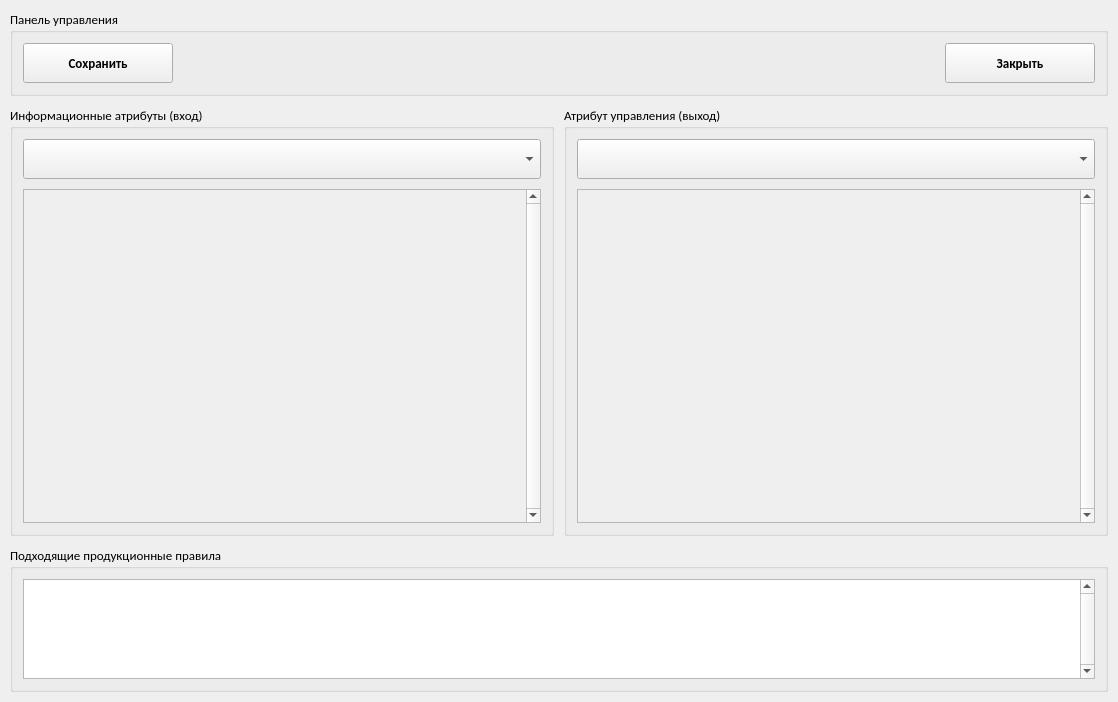
The window that ui/controller_window.ui (WeeIIer/knowledge_representation-lab_2) describes before a commit, drawn with Qt 5.
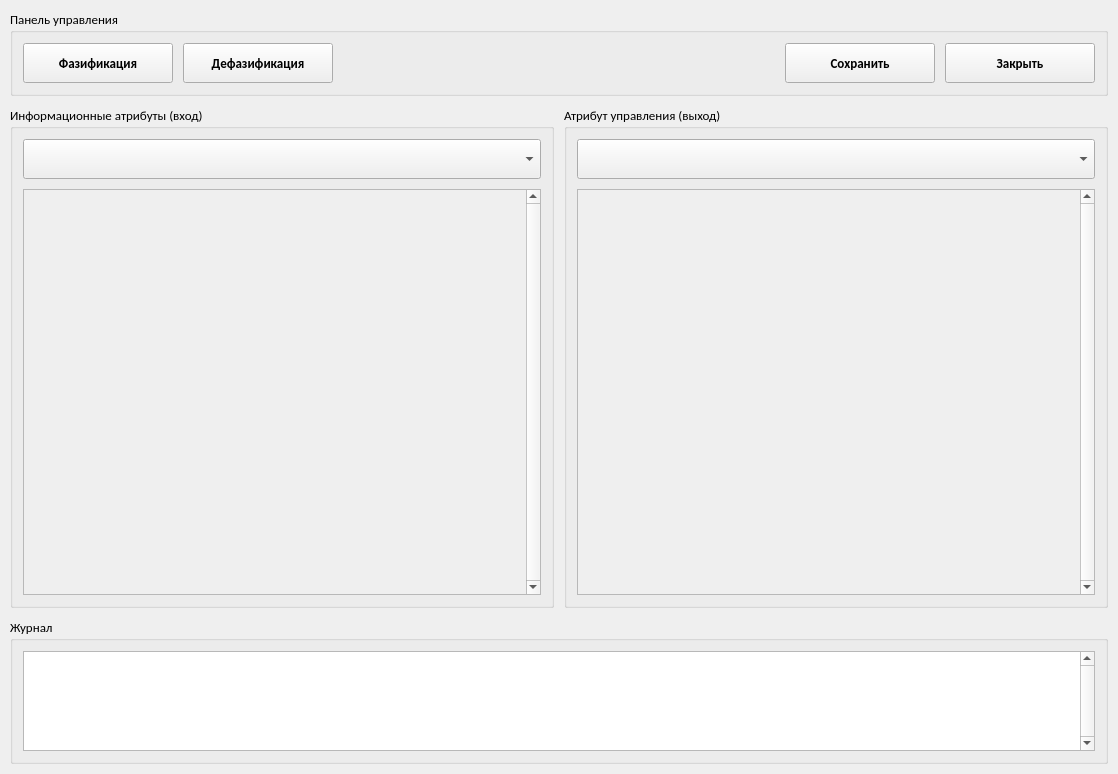
The same window after the commit.

Commit message: feat: Реализовать журнал (класс) для вывода оповещений об изменении НР

The edit to the form file:
```diff
--- a/ui/controller_window.ui
+++ b/ui/controller_window.ui
@@ -7,7 +7,7 @@
     <x>0</x>
     <y>0</y>
     <width>1118</width>
-    <height>702</height>
+    <height>774</height>
    </rect>
   </property>
   <property name="sizePolicy">
@@ -87,7 +87,7 @@
        <number>10</number>
       </property>
       <item>
-       <widget class="QPushButton" name="button_save">
+       <widget class="QPushButton" name="button_fuzzy">
         <property name="sizePolicy">
          <sizepolicy hsizetype="Minimum" vsizetype="Fixed">
           <horstretch>0</horstretch>
@@ -110,7 +110,41 @@
          <cursorShape>PointingHandCursor</cursorShape>
         </property>
         <property name="text">
-         <string>Сохранить</string>
+         <string>Фазификация</string>
+        </property>
+        <property name="iconSize">
+         <size>
+          <width>24</width>
+          <height>24</height>
+         </size>
+        </property>
+       </widget>
+      </item>
+      <item>
+       <widget class="QPushButton" name="button_defuzzy">
+        <property name="sizePolicy">
+         <sizepolicy hsizetype="Minimum" vsizetype="Fixed">
+          <horstretch>0</horstretch>
+          <verstretch>0</verstretch>
+         </sizepolicy>
+        </property>
+        <property name="minimumSize">
+         <size>
+          <width>150</width>
+          <height>40</height>
+         </size>
+        </property>
+        <property name="font">
+         <font>
+          <weight>75</weight>
+          <bold>true</bold>
+         </font>
+        </property>
+        <property name="cursor">
+         <cursorShape>PointingHandCursor</cursorShape>
+        </property>
+        <property name="text">
+         <string>Дефазификация</string>
         </property>
         <property name="iconSize">
          <size>
@@ -133,6 +167,40 @@
         </property>
        </spacer>
       </item>
+      <item>
+       <widget class="QPushButton" name="button_save">
+        <property name="sizePolicy">
+         <sizepolicy hsizetype="Minimum" vsizetype="Fixed">
+          <horstretch>0</horstretch>
+          <verstretch>0</verstretch>
+         </sizepolicy>
+        </property>
+        <property name="minimumSize">
+         <size>
+          <width>150</width>
+          <height>40</height>
+         </size>
+        </property>
+        <property name="font">
+         <font>
+          <weight>75</weight>
+          <bold>true</bold>
+         </font>
+        </property>
+        <property name="cursor">
+         <cursorShape>PointingHandCursor</cursorShape>
+        </property>
+        <property name="text">
+         <string>Сохранить</string>
+        </property>
+        <property name="iconSize">
+         <size>
+          <width>24</width>
+          <height>24</height>
+         </size>
+        </property>
+       </widget>
+      </item>
       <item>
        <widget class="QPushButton" name="button_exit">
         <property name="sizePolicy">
@@ -262,7 +330,7 @@
              <x>0</x>
              <y>0</y>
              <width>502</width>
-             <height>357</height>
+             <height>429</height>
             </rect>
            </property>
            <property name="autoFillBackground">
@@ -413,7 +481,7 @@
              <x>0</x>
              <y>0</y>
              <width>502</width>
-             <height>357</height>
+             <height>429</height>
             </rect>
            </property>
            <property name="autoFillBackground">
@@ -500,7 +568,7 @@
       </size>
      </property>
      <property name="title">
-      <string>Подходящие продукционные правила</string>
+      <string>Журнал</string>
      </property>
      <layout class="QVBoxLayout" name="verticalLayout_2">
       <property name="spacing">
@@ -519,19 +587,13 @@
        <number>10</number>
       </property>
       <item>
-       <widget class="QListWidget" name="list_current_rules">
+       <widget class="QTextEdit" name="text_log">
         <property name="sizePolicy">
          <sizepolicy hsizetype="Expanding" vsizetype="Fixed">
           <horstretch>0</horstretch>
           <verstretch>0</verstretch>
          </sizepolicy>
         </property>
-        <property name="minimumSize">
-         <size>
-          <width>0</width>
-          <height>0</height>
-         </size>
-        </property>
         <property name="maximumSize">
          <size>
           <width>16777215</width>
```
The commit also changes 4 other files.
